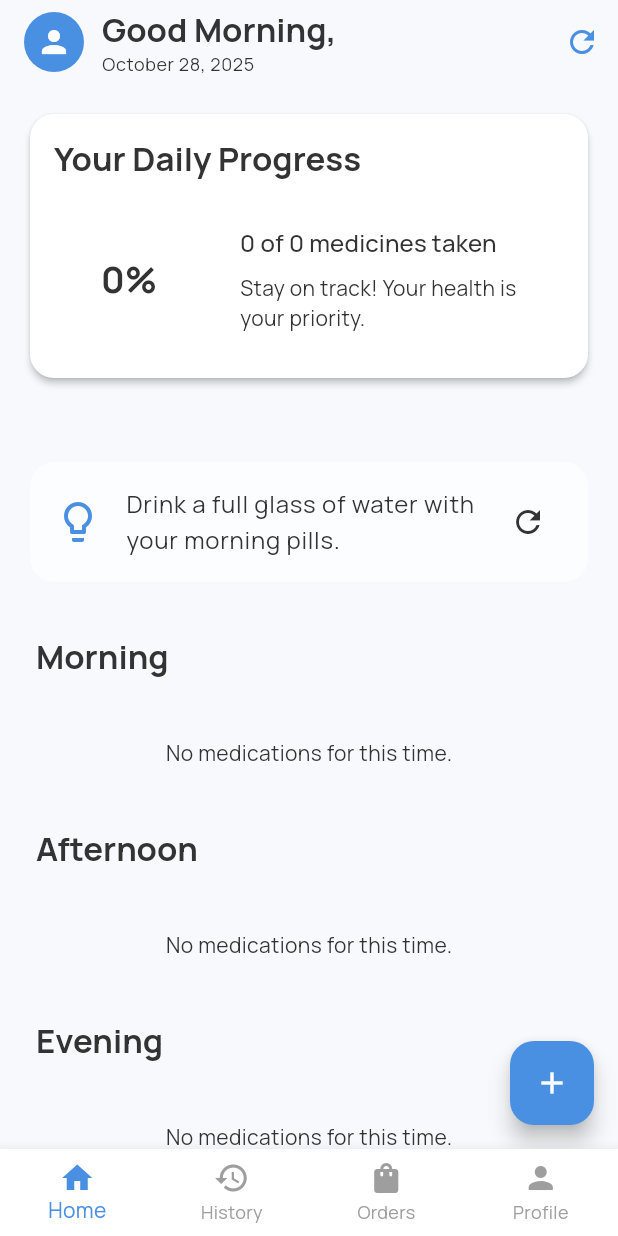
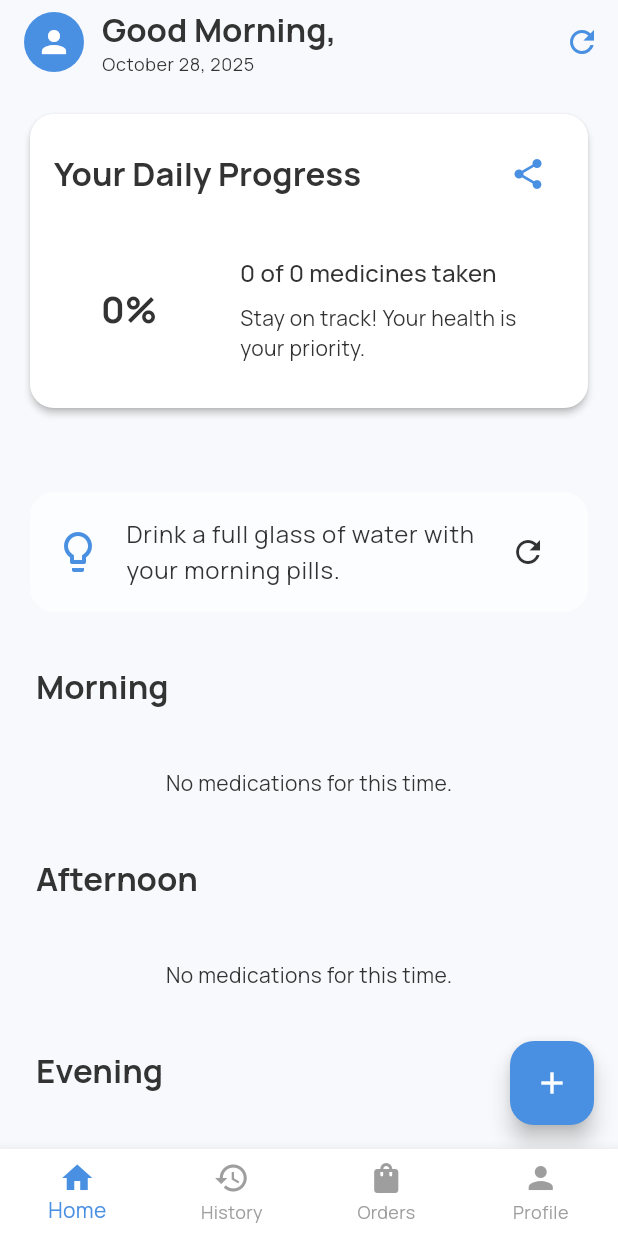
Before and after one commit to PARAMGALHOTRA/temp-medminder-snapshot, a Flutter app: the screen it shows once a user with an empty profile is signed in, on a phone screen of 412 x 824 dp. Run offline on Flutter 3.47's test engine with Material 3 defaults, Android fonts, the phone set to English and light mode, and no system bars; our stand-ins replace cloud_firestore, firebase_auth, firebase_core, firebase_storage, flutter_local_notifications, google_fonts and 5 more; missing offline and left inert: firebase_app_check; accounts and stored records are empty.

Commit message:
feat: Add Share Progress functionality to Home Screen

```diff
--- a/lib/screens/home_screen.dart
+++ b/lib/screens/home_screen.dart
@@ -6,6 +6,7 @@
 import 'package:medminder/services/firestore_service.dart';
 import 'package:medminder/theme/app_theme.dart';
 import 'package:medminder/utils/app_texts.dart';
+import 'package:share_plus/share_plus.dart';
 
 class HomeScreen extends StatefulWidget {
   const HomeScreen({super.key});
@@ -22,6 +23,14 @@
     setState(() {
       _currentTip = AppTexts.getRandomTip();
     });
+  }
+
+  void _shareProgress(double progress) {
+    final percentage = (progress * 100).toInt();
+    Share.share(
+      'I\'ve taken $percentage% of my medications today! Keeping up with my health goals via MedMinder.',
+      subject: 'My MedMinder Progress',
+    );
   }
 
   @override
@@ -130,7 +139,17 @@
         child: Column(
           crossAxisAlignment: CrossAxisAlignment.start,
           children: [
-            Text('Your Daily Progress', style: theme.textTheme.titleLarge?.copyWith(fontWeight: FontWeight.bold)),
+            Row(
+              mainAxisAlignment: MainAxisAlignment.spaceBetween,
+              children: [
+                Text('Your Daily Progress', style: theme.textTheme.titleLarge?.copyWith(fontWeight: FontWeight.bold)),
+                IconButton(
+                  onPressed: () => _shareProgress(progress),
+                  icon: Icon(Icons.share, color: theme.colorScheme.primary),
+                  tooltip: 'Share Progress',
+                ),
+              ],
+            ),
             const SizedBox(height: 16),
             Row(
               children: [
--- a/pubspec.yaml
+++ b/pubspec.yaml
@@ -31,7 +31,7 @@
   url_launcher: ^6.3.0
   provider: ^6.1.2
   path: ^1.9.0
-  share_plus: ^9.0.0
+  share_plus: ^12.0.1
   package_info_plus: ^8.0.0
   timezone: ^0.9.4
 
```
Also changed, not shown: pubspec.lock.
